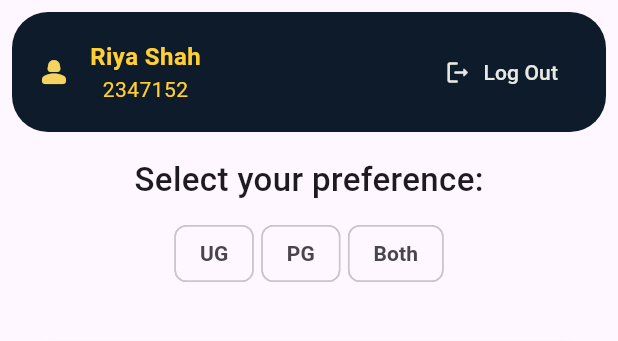
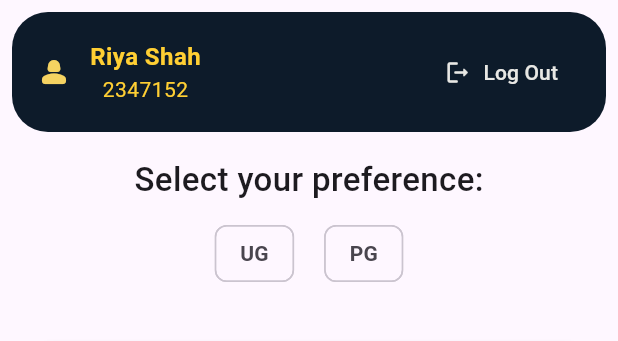
Before and after one commit to vansh132/EventQuest, a Flutter app: the EventScreen screen opened by its route, on a phone screen of 412 x 824 dp, the part 120-461 px from its top. Run offline on Flutter 3.47's test engine with Material 3 defaults, Android fonts, the phone set to English and light mode, and no system bars; our stand-ins replace carousel_slider, photo_view; network calls fail; Roboto replaces fonts that are missing (Roboto-Black).

Commit message:
Give responsiveness to EventScreen and EventDetailScreen

```diff
--- a/lib/screens/event_screen.dart
+++ b/lib/screens/event_screen.dart
@@ -49,7 +49,7 @@ class _EventScreenState extends State<EventScreen> {
     ),
     Event(
       eventId: "ghi789",
-      eventCategory: "Both",
+      eventCategory: "UG",
       eventName: "Art Exhibition",
       description: "Explore the world of art through various exhibits.",
       publishedOn: DateTime.now().subtract(const Duration(days: 10)),
@@ -73,8 +73,8 @@ class _EventScreenState extends State<EventScreen> {
             .toList();
 
     return Scaffold(
-      body: Container(
-        // color: Colors.amber,
+      body: SizedBox(
+        width: MediaQuery.of(context).size.width,
         child: Column(
           children: [
             TopBar(),
@@ -188,9 +188,8 @@ class _EventScreenState extends State<EventScreen> {
   }
 
   Widget filterOption(BuildContext context) {
-    // final TextTheme textTheme = Theme.of(context).textTheme;
-
-    return Container(
+    return SizedBox(
+      width: MediaQuery.of(context).size.width,
       child: Column(
         children: [
           const Text(
@@ -202,9 +201,9 @@ class _EventScreenState extends State<EventScreen> {
           ),
           const SizedBox(height: 10.0),
           Wrap(
-            spacing: 5.0,
+            spacing: 20.0,
             children: List<Widget>.generate(
-              3,
+              2,
               (int index) {
                 String optionText = '';
 
@@ -215,9 +214,7 @@ class _EventScreenState extends State<EventScreen> {
                   case 1:
                     optionText = 'PG';
                     break;
-                  case 2:
-                    optionText = 'Both';
-                    break;
+
                   default:
                     optionText = '';
                     break;
@@ -255,8 +252,7 @@ class _EventScreenState extends State<EventScreen> {
         return 'UG';
       case 1:
         return 'PG';
-      case 2:
-        return 'Both';
+
       default:
         return '';
     }
```
Also changed, not shown: lib/screens/detailed_screens/event_detail_screen.dart (+12 -8 lines).
